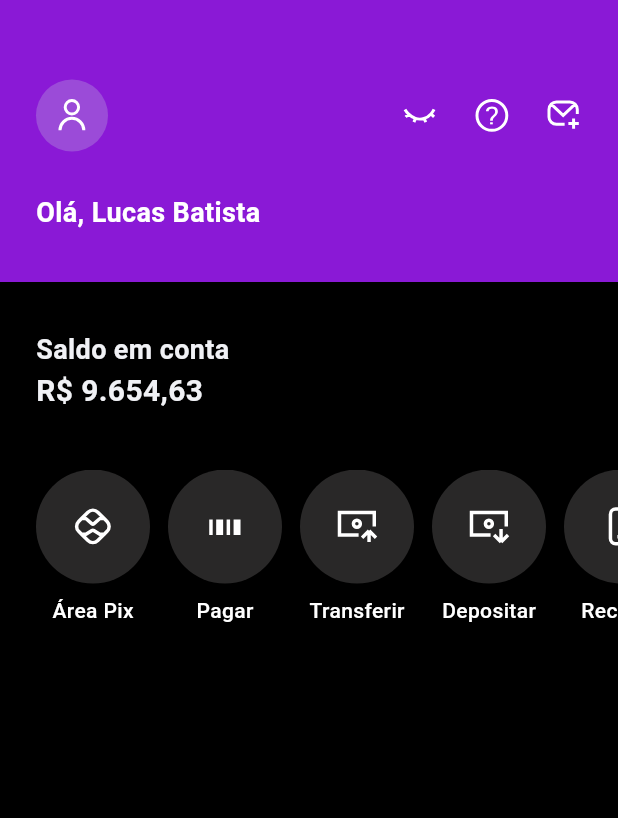
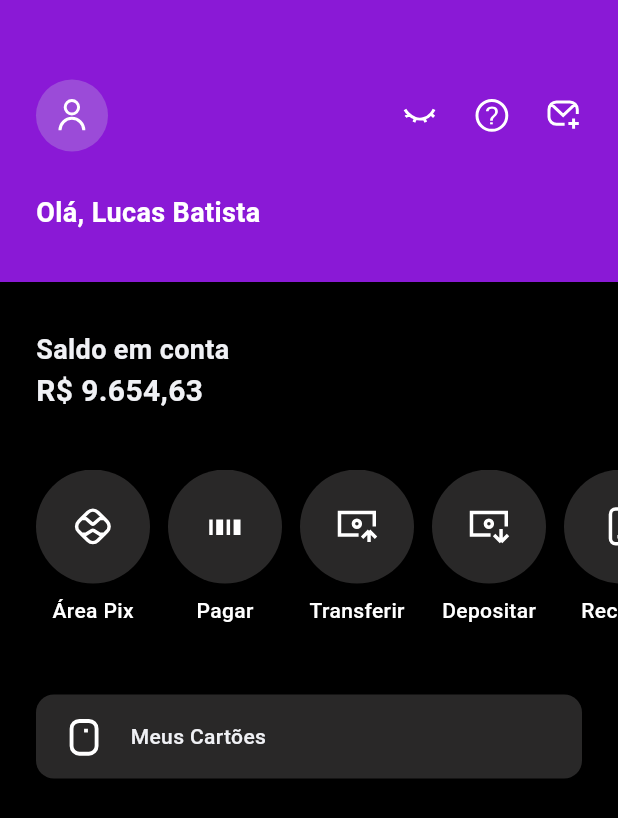
Before and after one commit to LucasBatistaX/Clone_Nubank, a Flutter app: the screen it shows after launch, on a phone screen of 412 x 824 dp. Shown: the top 818 px of the screen. Run offline on Flutter 3.47's test engine with Material 3 defaults, Android fonts, the phone set to English and light mode, and no system bars; our stand-ins replace flutter_svg.

Commit message:
Sessão meus cartões

```diff
--- a/lib/src/pages/home.dart
+++ b/lib/src/pages/home.dart
@@ -1,12 +1,12 @@
 import 'package:flutter/material.dart';
-import 'package:flutter_svg/svg.dart';
+import 'package:flutter_svg/flutter_svg.dart';
 import 'package:nubank/utils/app_colors.dart';
 import 'package:nubank/utils/app_sizes.dart';
 import 'package:nubank/utils/app_text_style.dart';
 import 'package:nubank/widgets/Header.dart';
-import 'package:nubank/widgets/Scroll_options.dart';
 import 'package:nubank/widgets/balance_account.dart';
 import 'package:nubank/widgets/full_scroll_view_options.dart';
+import 'package:nubank/widgets/my_cards.dart';
 
 class HomePage extends StatefulWidget {
   const HomePage({super.key});
@@ -27,6 +27,9 @@ class _HomePageState extends State<HomePage> {
           BalanceAccount(),
           SizedBox(height: AppSizes.s38),
           FullScrollViewOptions(),
+          SizedBox(height: AppSizes.s28),
+          MyCards(),
+          SizedBox(height: AppSizes.s24),
         ],
       ),
     );
--- a/lib/utils/app_sizes.dart
+++ b/lib/utils/app_sizes.dart
@@ -3,12 +3,15 @@ class AppSizes {
   static const double s8 = 8.00;
   static const double s12 = 12.00;
   static const double s14 = 14.00;
+  static const double s16 = 16.00;
   static const double s18 = 18.00;
   static const double s20 = 20.00;
   static const double s24 = 24.00;
   static const double s28 = 28.00;
   static const double s32 = 32.00;
   static const double s38 = 38.00;
+  static const double s40 = 40.00;
+  static const double s56 = 56.00;
 
   //specific padding
   static const double p53 = 53.00; //Padding top of the header.
--- /dev/null
+++ b/lib/widgets/my_cards.dart
@@ -0,0 +1,33 @@
+import 'package:flutter/material.dart';
+import 'package:flutter_svg/svg.dart';
+import 'package:nubank/utils/app_colors.dart';
+import 'package:nubank/utils/app_sizes.dart';
+import 'package:nubank/utils/app_text_style.dart';
+
+class MyCards extends StatelessWidget {
+  const MyCards({super.key});
+
+  @override
+  Widget build(BuildContext context) {
+    return Padding(
+      padding: const EdgeInsets.symmetric(horizontal: AppSizes.s24),
+      child: Container(
+        decoration: BoxDecoration(
+          color: AppColors.backgroundAvatarScroll,
+          borderRadius: BorderRadius.circular(AppSizes.s12),
+        ),
+        height: AppSizes.s56,
+        child: Padding(
+          padding: const EdgeInsets.symmetric(horizontal: AppSizes.s16),
+          child: Row(
+            children: [
+              SvgPicture.asset("assets/cartao.svg"),
+              SizedBox(width: AppSizes.s16),
+              Text("Meus Cartões", style: AppTextStyle.titleOptions),
+            ],
+          ),
+        ),
+      ),
+    );
+  }
+}
--- a/lib/widgets/scroll_options.dart
+++ b/lib/widgets/scroll_options.dart
@@ -2,7 +2,6 @@ import 'package:flutter/material.dart';
 import 'package:flutter_svg/flutter_svg.dart';
 import 'package:nubank/utils/app_colors.dart';
 import 'package:nubank/utils/app_sizes.dart';
-import 'package:nubank/utils/app_text_style.dart';
 
 class ScrollOptions extends StatelessWidget {
   const ScrollOptions({super.key, required this.image, required this.title});
```
